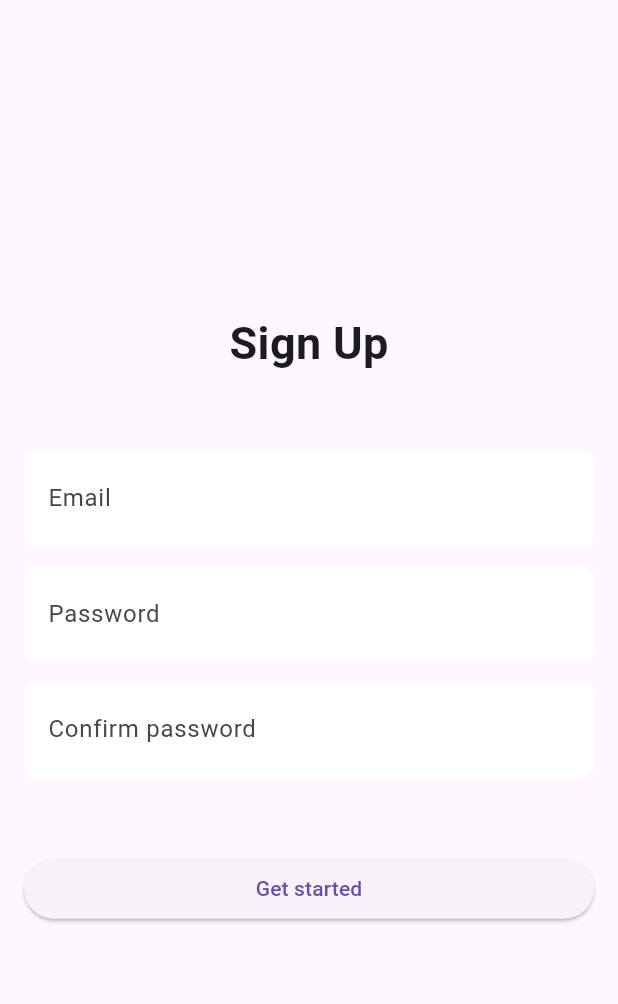
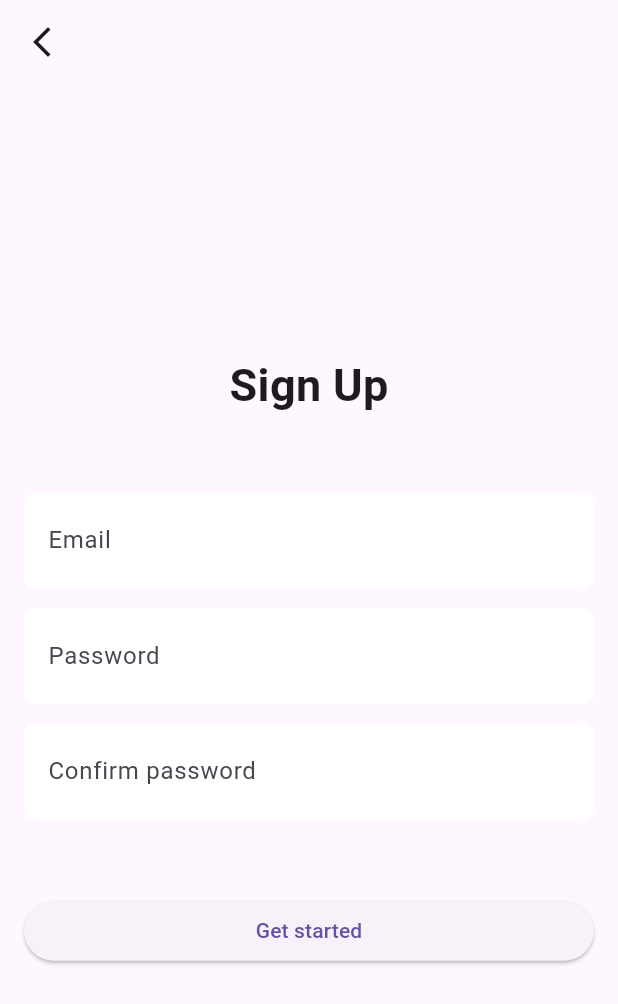
Before and after one commit to boanergepro/crypto-watcher-app, a Flutter app: the screen it shows after launch, after a tap on "Get Started", on a phone screen of 412 x 824 dp. Shown: the top 1004 px of the screen. Run offline on Flutter 3.47's test engine with Material 3 defaults, Android fonts, the phone set to English and light mode, and no system bars; our stand-ins replace dartz, dio, equatable, go_router, syncfusion_flutter_charts; network calls fail.

Commit message:
add back button in the sign up screen

```diff
--- a/lib/src/presentation/screens/sign_up_screen.dart
+++ b/lib/src/presentation/screens/sign_up_screen.dart
@@ -2,6 +2,7 @@ import 'package:cripto_wacher/src/presentation/controllers/auth/sign_up_controll
 import 'package:cripto_wacher/src/presentation/widgets/buttons/custom_contained_button.dart';
 import 'package:cripto_wacher/src/presentation/widgets/fields/custom_text_field.dart';
 import 'package:flutter/material.dart';
+import 'package:go_router/go_router.dart';
 import 'package:provider/provider.dart';
 
 class SignUpScreen extends StatelessWidget {
@@ -10,8 +11,20 @@ class SignUpScreen extends StatelessWidget {
   @override
   Widget build(BuildContext context) {
 
-    return SafeArea(
-      child: Scaffold(
+    return Scaffold(
+      appBar: AppBar(
+        elevation: 0,
+        backgroundColor: Colors.transparent,
+        leading: IconButton(
+          onPressed: () {
+            context.pop();
+            //Navigator.of(context).pop();
+          },
+          icon: const Icon(
+            Icons.arrow_back_ios_new,
+          ),
+        ),
+      ),
       body: Container(
         margin: const EdgeInsets.all(16),
         child: Consumer<SignUpController>(
@@ -72,7 +85,6 @@ class SignUpScreen extends StatelessWidget {
           },
         ),
       ),
-      ),
     );
   }
 }
--- a/lib/src/presentation/screens/welcome_screen.dart
+++ b/lib/src/presentation/screens/welcome_screen.dart
@@ -8,8 +8,7 @@ class WelcomeScreen extends StatelessWidget {
 
   @override
   Widget build(BuildContext context) {
-    return SafeArea(
-      child: Scaffold(
+    return Scaffold(
       body: Container(
         margin: const EdgeInsets.all(16),
         child: Column(
@@ -58,7 +57,7 @@ class WelcomeScreen extends StatelessWidget {
                     const Text('New user?'),
                     CustomTextButton(
                       text: 'Get Started',
-                        onPressed: () => context.go('/sign-up'),
+                      onPressed: () => context.push('/sign-up'),
                     ),
                   ],
                 ),
@@ -70,7 +69,6 @@ class WelcomeScreen extends StatelessWidget {
           ],
         ),
       ),
-      ),
     );
   }
 }
```
Lines whose indentation alone changed are shown as unchanged.
